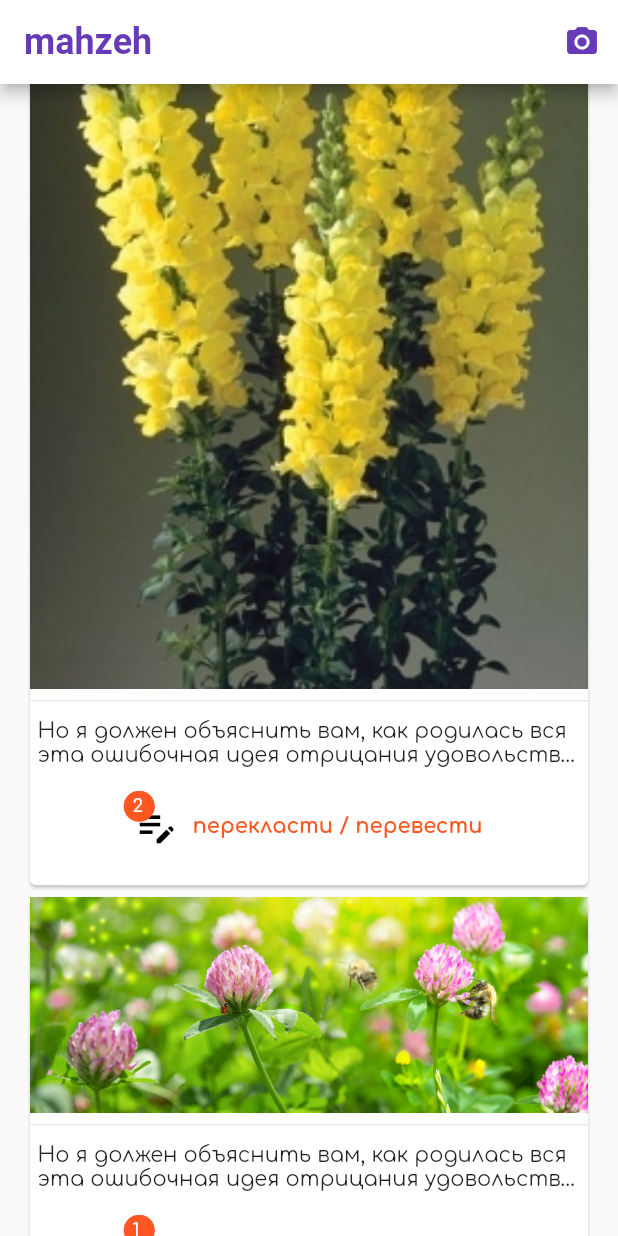
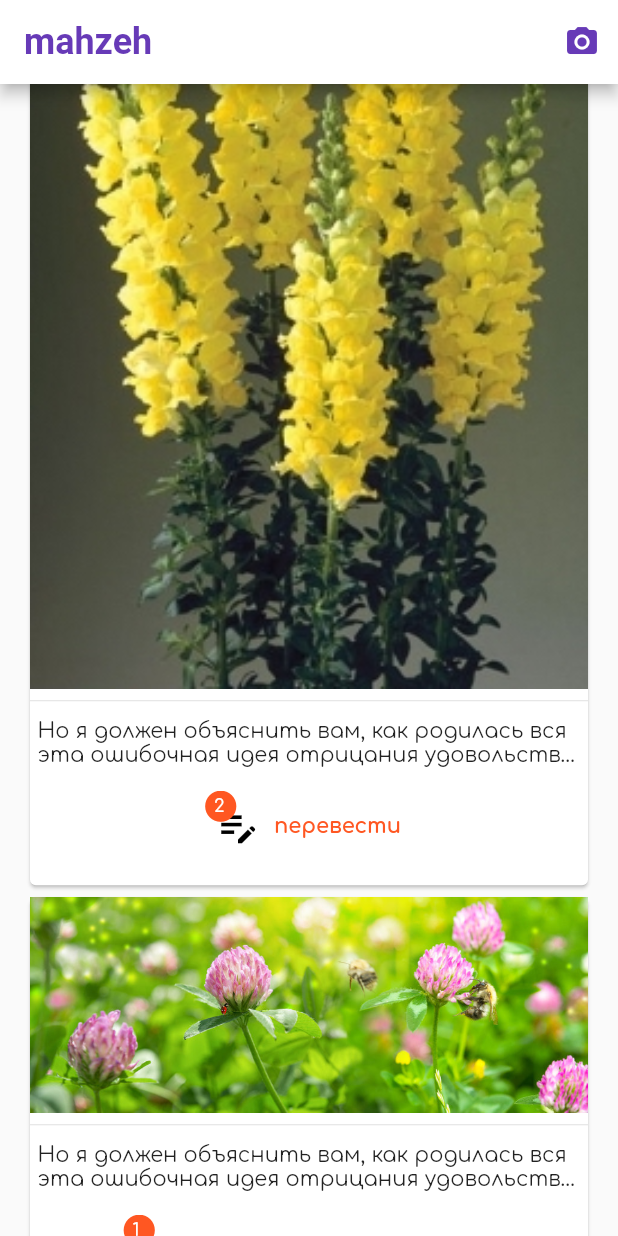
Before and after one commit to nataliamoran/mahzeh, a Flutter app: the screen it shows after launch, scrolled down 1152 dp, on a phone screen of 412 x 824 dp. Run offline on Flutter 3.47's test engine with Material 2 defaults, Android fonts, the light colour scheme and no system bars; drawn by our look-alikes of expandable; our stand-ins replace google_fonts, image_picker; Roboto replaces fonts that are missing (Neucha).

Commit message:
Update translate button text

```diff
--- a/lib/main.dart
+++ b/lib/main.dart
@@ -76,7 +76,9 @@ class _MahzehState extends State<Mahzeh> {
                     answers: _questions[i]["answers"]),
                 TranslateButton(imageName: _picturePath,
                     imageDescription: _questions[i]["description"],
-                    answers: _questions[i]["answers"]),
+                    answers: _questions[i]["answers"],
+                    isUkrainianLang: _questions[i]["ukrainian"],
+                    isRussianLang: _questions[i]["russian"]),
               ],
             ),
           );
--- a/lib/translate_button.dart
+++ b/lib/translate_button.dart
@@ -6,6 +6,8 @@ class _TranslateButtonState extends State<TranslateButton> {
 
   @override
   Widget build(BuildContext context) {
+    String _buttonText = _getButtonText();
+
     return Container(
         margin: const EdgeInsets.only(top: 5.0, bottom: 10.0),
         child: TextButton(
@@ -46,7 +48,7 @@ class _TranslateButtonState extends State<TranslateButton> {
                     )),
               ],
             ),
-            const Text('перекласти / перевести'),
+            Text(_buttonText),
           ]),
           onPressed: () => { _answerQuestion() },
         ));
@@ -63,16 +65,32 @@ class _TranslateButtonState extends State<TranslateButton> {
       ),
     );
   }
+
+  String _getButtonText() {
+    if(widget.isUkrainianLang && widget.isRussianLang) {
+      return 'перекласти / перевести';
+    }
+    if(widget.isUkrainianLang) {
+      return 'перекласти';
+    }
+    else {
+      return 'перевести';
+    }
+  }
 }
 
 class TranslateButton extends StatefulWidget {
   final String imageName;
   final String imageDescription;
   final List answers;
+  final bool isUkrainianLang;
+  final bool isRussianLang;
   const TranslateButton({Key? key,
     required this.imageName,
     required this.imageDescription,
-    required this.answers}) : super(key: key);
+    required this.answers,
+    required this.isUkrainianLang,
+    required this.isRussianLang}) : super(key: key);
 
   @override
   State<TranslateButton> createState() => _TranslateButtonState();
--- a/pubspec.yaml
+++ b/pubspec.yaml
@@ -39,6 +39,7 @@ dependencies:
   expandable: ^5.0.1
   image_picker: ^0.8.5
   convert: ^3.0.1
+  image: ^3.1.3
 
 dev_dependencies:
   flutter_test:
```
Also changed, not shown: pubspec.lock.
